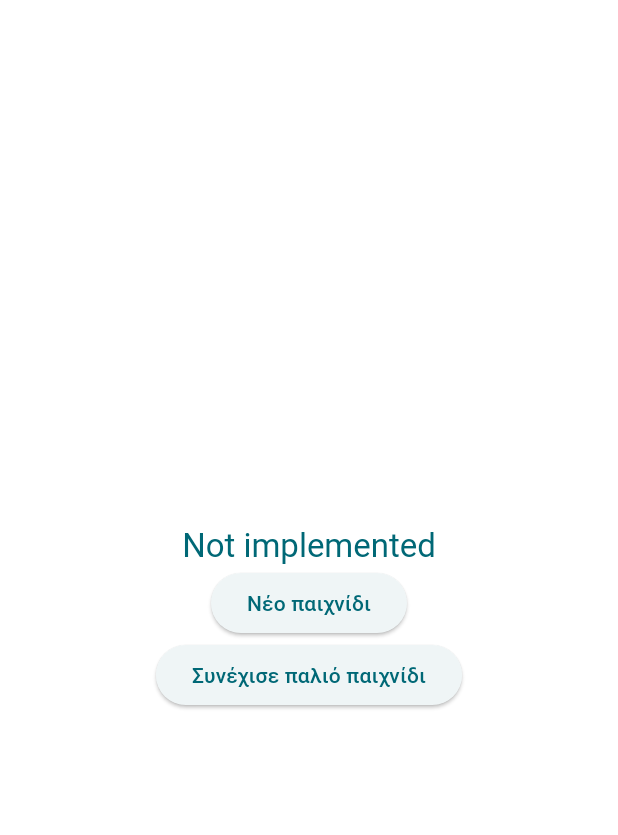
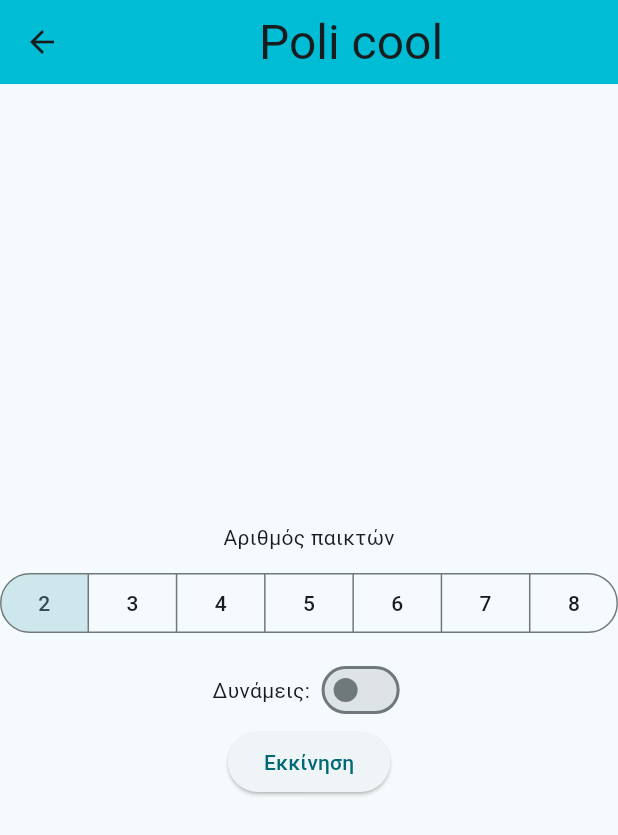
Before and after one commit to Ptriantafyll/geography_board_game, a Flutter app: the screen it shows after launch, after a tap on "Νέο παιχνίδι", on a phone screen of 412 x 824 dp. Shown: the top 835 px of the screen. Run offline on Flutter 3.47's test engine with Material 3 defaults, Android fonts, the light colour scheme and no system bars.

Commit message:
First version of welcome and new game screen

```diff
--- a/lib/main.dart
+++ b/lib/main.dart
@@ -12,11 +12,13 @@
   @override
   Widget build(BuildContext context) {
     return MaterialApp(
-        title: 'Flutter Demo',
-        theme: ThemeData(
-          colorScheme: ColorScheme.fromSeed(seedColor: Colors.cyan),
-          useMaterial3: true,
-        ),
-        home: const WelcomeScreen());
+      title: 'Flutter Demo',
+      theme: ThemeData(
+        colorScheme: ColorScheme.fromSeed(
+            seedColor: const Color.fromARGB(255, 0, 219, 248)),
+        useMaterial3: true,
+      ),
+      home: const WelcomeScreen(),
+    );
   }
 }
--- a/lib/models/question.dart
+++ b/lib/models/question.dart
@@ -1,7 +1,7 @@
 import 'package:flutter/material.dart';
 
-class Question {
-  const Question({
+class GameQuestion {
+  const GameQuestion({
     required this.questionText,
     required this.questionAnswer,
     required this.icon,
--- /dev/null
+++ b/lib/screens/new_game.dart
@@ -0,0 +1,75 @@
+import 'package:flutter/material.dart';
+
+class NewGameScreen extends StatefulWidget {
+  const NewGameScreen({super.key});
+
+  @override
+  State<NewGameScreen> createState() {
+    return _NewGameScreenState();
+  }
+}
+
+class _NewGameScreenState extends State<NewGameScreen> {
+  Set<int> selectedNumOfPlayers = {2};
+  bool specialPowersSelected = false;
+
+  @override
+  Widget build(BuildContext context) {
+    return Scaffold(
+      appBar: AppBar(
+        // backgroundColor: Theme.of(context).colorScheme.primary,
+        backgroundColor: Colors.cyan,
+        title: Center(
+          child: Text(
+            'Poli cool',
+            style: Theme.of(context).textTheme.headlineLarge,
+          ),
+        ),
+      ),
+      body: Center(
+        child: Column(
+          mainAxisAlignment: MainAxisAlignment.center,
+          children: [
+            const Text('Αριθμός παικτών'),
+            const SizedBox(height: 10),
+            SegmentedButton<int>(
+              showSelectedIcon: false,
+              segments: <ButtonSegment<int>>[
+                for (int i = 2; i < 9; i++)
+                  ButtonSegment<int>(
+                    value: i,
+                    label: Text('$i'),
+                  ),
+              ],
+              selected: selectedNumOfPlayers,
+              onSelectionChanged: (Set<int> newSelection) {
+                setState(() {
+                  selectedNumOfPlayers = {newSelection.first};
+                });
+              },
+            ),
+            const SizedBox(height: 10),
+            Row(
+              mainAxisAlignment: MainAxisAlignment.center,
+              children: [
+                const Text('Δυνάμεις: '),
+                Switch(
+                  value: specialPowersSelected,
+                  onChanged: (value) {
+                    setState(() {
+                      specialPowersSelected = value;
+                    });
+                  },
+                )
+              ],
+            ),
+            ElevatedButton(
+              onPressed: () {},
+              child: const Text('Εκκίνηση'),
+            )
+          ],
+        ),
+      ),
+    );
+  }
+}
--- a/lib/screens/welcome.dart
+++ b/lib/screens/welcome.dart
@@ -1,11 +1,23 @@
 import 'package:flutter/material.dart';
+import 'package:geography_board_game/screens/new_game.dart';
 
 class WelcomeScreen extends StatelessWidget {
   const WelcomeScreen({super.key});
 
   @override
   Widget build(BuildContext context) {
-    return Center(
+    return Scaffold(
+      appBar: AppBar(
+        // backgroundColor: Theme.of(context).colorScheme.primary,
+        backgroundColor: Colors.cyan,
+        title: Center(
+          child: Text(
+            'Poli cool',
+            style: Theme.of(context).textTheme.headlineLarge,
+          ),
+        ),
+      ),
+      body: Center(
         child: Column(
           mainAxisAlignment: MainAxisAlignment.center,
           children: [
@@ -16,7 +28,13 @@ class WelcomeScreen extends StatelessWidget {
                   ),
             ),
             ElevatedButton(
-            onPressed: () {},
+              onPressed: () {
+                Navigator.of(context).push(
+                  MaterialPageRoute(
+                    builder: (ctx) => NewGameScreen(),
+                  ),
+                );
+              },
               // style: ElevatedButton.styleFrom(
               //   backgroundColor: Colors.black,
               // ),
@@ -28,6 +46,7 @@ class WelcomeScreen extends StatelessWidget {
             ),
           ],
         ),
+      ),
     );
   }
 }
```
Lines whose indentation alone changed are shown as unchanged.
